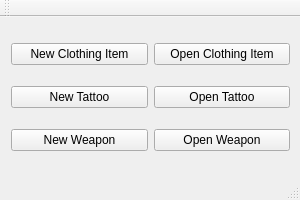
First picture: the form in mainwindow.ui, repository PythonicMoron/Liliths-Throne-Mod-Tool, before the edit.
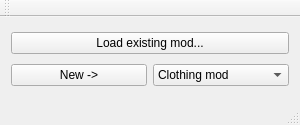
Second picture: the form after the edit.

What changed in the file:
```diff
--- a/mainwindow.ui
+++ b/mainwindow.ui
@@ -7,85 +7,51 @@
     <x>0</x>
     <y>0</y>
     <width>300</width>
-    <height>200</height>
+    <height>125</height>
    </rect>
   </property>
   <property name="windowTitle">
    <string>Lilith's Throne Mod Tool</string>
   </property>
   <widget class="QWidget" name="centralWidget">
-   <widget class="QWidget" name="gridLayoutWidget">
-    <property name="geometry">
-     <rect>
-      <x>0</x>
-      <y>0</y>
-      <width>301</width>
-      <height>161</height>
-     </rect>
-    </property>
     <layout class="QGridLayout" name="gridLayout">
-     <item row="0" column="1">
-      <widget class="QPushButton" name="openClothingButton">
-       <property name="toolTip">
-        <string>&lt;html&gt;&lt;head/&gt;&lt;body&gt;&lt;p&gt;Opens an existing clothing item for editing.&lt;/p&gt;&lt;/body&gt;&lt;/html&gt;</string>
-       </property>
-       <property name="text">
-        <string>Open Clothing Item</string>
-       </property>
-      </widget>
-     </item>
-     <item row="0" column="0">
-      <widget class="QPushButton" name="newClothingButton">
-       <property name="toolTip">
-        <string>&lt;html&gt;&lt;head/&gt;&lt;body&gt;&lt;p&gt;Allows you to create a clothing item utilizing a blank template with default settings.&lt;/p&gt;&lt;/body&gt;&lt;/html&gt;</string>
-       </property>
-       <property name="text">
-        <string>New Clothing Item</string>
-       </property>
-      </widget>
-     </item>
-     <item row="1" column="1">
-      <widget class="QPushButton" name="openTattooButton">
-       <property name="toolTip">
-        <string>&lt;html&gt;&lt;head/&gt;&lt;body&gt;&lt;p&gt;Opens an existing tattoo for editing.&lt;/p&gt;&lt;/body&gt;&lt;/html&gt;</string>
-       </property>
-       <property name="text">
-        <string>Open Tattoo</string>
-       </property>
-      </widget>
-     </item>
      <item row="1" column="0">
       <widget class="QPushButton" name="newTattooButton">
        <property name="toolTip">
         <string>&lt;html&gt;&lt;head/&gt;&lt;body&gt;&lt;p&gt;Allows you to create a tattoo utilizing a blank template with default settings.&lt;/p&gt;&lt;/body&gt;&lt;/html&gt;</string>
        </property>
        <property name="text">
-        <string>New Tattoo</string>
+       <string>New -&gt;</string>
        </property>
       </widget>
      </item>
-     <item row="2" column="0">
-      <widget class="QPushButton" name="newWeaponButton">
-       <property name="toolTip">
-        <string>&lt;html&gt;&lt;head/&gt;&lt;body&gt;&lt;p&gt;Allows you to create a weapn utilizing a blank template with default settings.&lt;/p&gt;&lt;/body&gt;&lt;/html&gt;</string>
+    <item row="1" column="1">
+     <widget class="QComboBox" name="modComboBox">
+      <item>
+       <property name="text">
+        <string>Clothing mod</string>
        </property>
+      </item>
+      <item>
        <property name="text">
-        <string>New Weapon</string>
+        <string>Tattoo mod</string>
        </property>
-      </widget>
-     </item>
-     <item row="2" column="1">
-      <widget class="QPushButton" name="openWeaponButton">
-       <property name="toolTip">
-        <string>&lt;html&gt;&lt;head/&gt;&lt;body&gt;&lt;p&gt;Opens an existing weapon for editing.&lt;/p&gt;&lt;/body&gt;&lt;/html&gt;</string>
+      </item>
+      <item>
+       <property name="text">
+        <string>Weapon mod</string>
        </property>
+      </item>
+     </widget>
+    </item>
+    <item row="0" column="0" colspan="2">
+     <widget class="QPushButton" name="loadButton">
        <property name="text">
-        <string>Open Weapon</string>
+       <string>Load existing mod...</string>
        </property>
       </widget>
      </item>
     </layout>
-   </widget>
   </widget>
   <widget class="QToolBar" name="mainToolBar">
    <attribute name="toolBarArea">
```
Left out of the diff: 5 changed lines with no effect on the pictures. Lines whose indentation alone changed are shown as unchanged.
